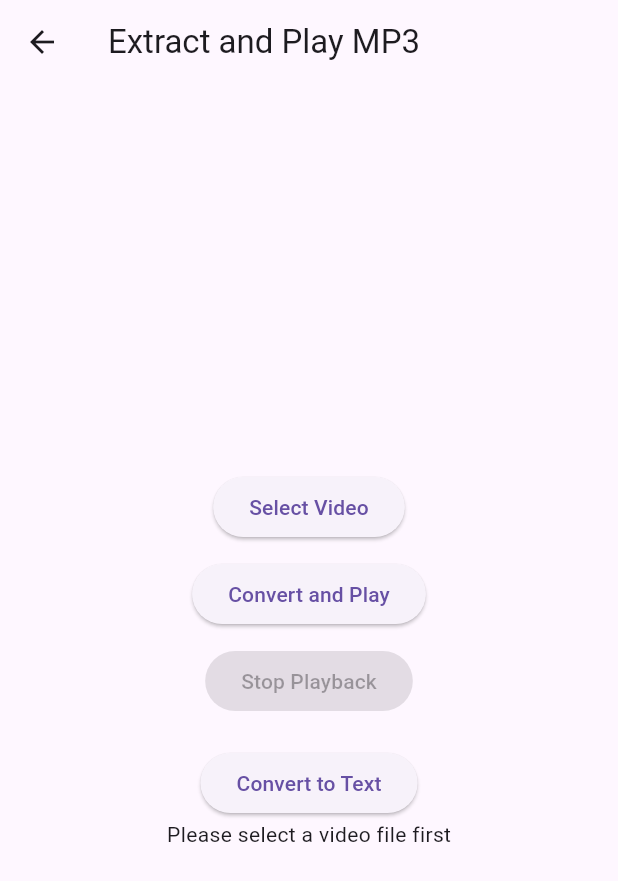
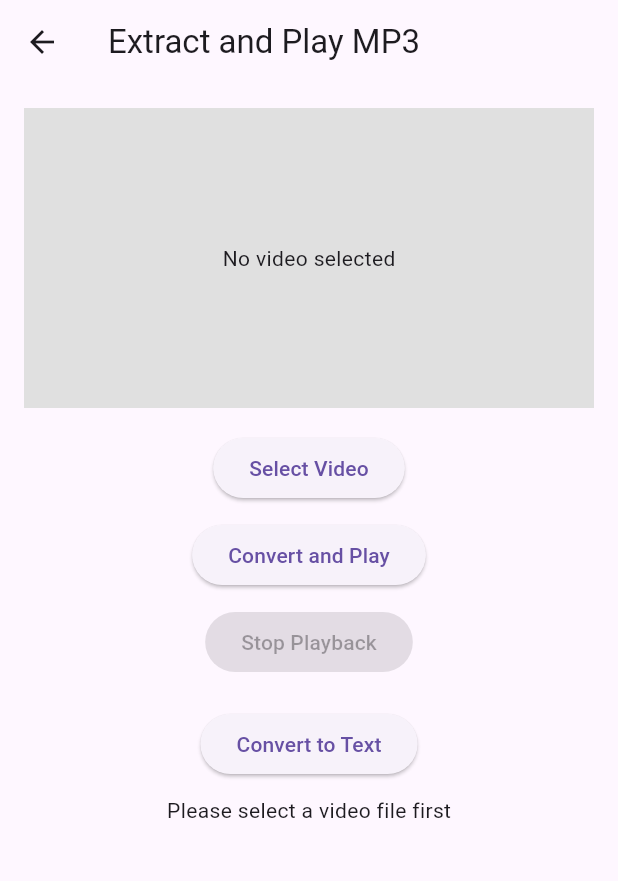
Before and after one commit to maliikhassan/Audio_Transcription_App, a Flutter app: the AudioExtractor screen opened directly, after a tap on "Select Video", after a tap on "Convert and Play", on a phone screen of 412 x 824 dp. Shown: the top 881 px of the screen. Run offline on Flutter 3.47's test engine with Material 3 defaults, Android fonts, the phone set to English and light mode, and no system bars; our stand-ins replace audioplayers, file_picker, flutter_tts, get, hugeicons, image_picker and 2 more; missing offline and left inert: tflite_flutter, translator.

Commit message:
videoPlayer

```diff
--- a/lib/screens/file3.dart
+++ b/lib/screens/file3.dart
@@ -15,13 +15,19 @@ class AudioExtractor extends StatefulWidget {
 }
 
 class _AudioExtractorState extends State<AudioExtractor> {
-  late VideoPlayerController _controller;
+  VideoPlayerController? _controller; // Made nullable
   String? _status;
   String? _selectedVideoPath;
   String? _savedAudioPath;
-  final String apiKey = '3f0c4c936d8967a82c25adb39ea47e15';
+  final String apiKey = '114d5ec2dcebded0001f5b1dacc1d3b9';
   final AudioPlayer _audioPlayer = AudioPlayer();
   bool _isPlaying = false;
+
+  @override
+  void initState() {
+    super.initState();
+    // Controller will be initialized when a video is selected
+  }
 
   // Let user pick a video file
   Future<void> _pickVideoFile() async {
@@ -31,9 +37,23 @@ class _AudioExtractorState extends State<AudioExtractor> {
     );
 
     if (result != null && result.files.single.path != null) {
+      _selectedVideoPath = result.files.single.path;
+
+      // Dispose of previous controller if it exists
+      _controller?.dispose();
+
+      // Initialize new video controller
+      _controller = VideoPlayerController.file(File(_selectedVideoPath!))
+        ..initialize()
+            .then((_) {
               setState(() {
-        _selectedVideoPath = result.files.single.path;
                 _status = "Selected video: $_selectedVideoPath";
+              });
+            })
+            .catchError((error) {
+              setState(() {
+                _status = "Error loading video: $error";
+              });
             });
     } else {
       setState(() => _status = "No video selected");
@@ -46,117 +66,7 @@ class _AudioExtractorState extends State<AudioExtractor> {
       setState(() => _status = "Please select a video file first");
       return;
     }
-
-    try {
-      final String videoPath = _selectedVideoPath!;
-      final String filename = videoPath.split('/').last;
-      final File videoFile = File(videoPath);
-
-      if (!await videoFile.exists()) {
-        setState(() => _status = "Video file not found at $videoPath");
-        return;
-      }
-
-      // Step 1: Start conversion
-      var startUrl = Uri.parse('https://api.convertio.co/convert');
-      var startBody = jsonEncode({
-        'apikey': apiKey,
-        'input': 'upload',
-        'outputformat': 'mp3',
-        'filename': filename,
-      });
-
-      var startResponse = await http.post(
-        startUrl,
-        headers: {'Content-Type': 'application/json'},
-        body: startBody,
-      );
-
-      var startJson = jsonDecode(startResponse.body);
-      if (startJson['status'] != 'ok') {
-        setState(() => _status = "Start failed: ${startJson['error']}");
-        return;
-      }
-
-      String conversionId = startJson['data']['id'];
-
-      // Step 2: Upload video
-      var uploadUrl = Uri.parse('https://api.convertio.co/convert/$conversionId/$filename');
-      var uploadRequest = http.Request('PUT', uploadUrl)
-        ..headers['Content-Type'] = 'application/octet-stream'
-        ..bodyBytes = await videoFile.readAsBytes();
-
-      var uploadResponse = await uploadRequest.send();
-      var uploadBody = await uploadResponse.stream.bytesToString();
-      var uploadJson = jsonDecode(uploadBody);
-
-      if (uploadJson['status'] != 'ok') {
-        setState(() => _status = "Upload failed: ${uploadJson['error']}");
-        return;
-      }
-
-      // Step 3: Poll conversion status
-      String step = 'wait';
-      String? downloadUrl;
-      while (step != 'finish') {
-        await Future.delayed(Duration(seconds: 2));
-        var statusUrl = Uri.parse('https://api.convertio.co/convert/$conversionId/status');
-        var statusResponse = await http.get(statusUrl);
-        var statusJson = jsonDecode(statusResponse.body);
-
-        if (statusJson['status'] != 'ok') {
-          setState(() => _status = "Status check failed: ${statusJson['error']}");
-          return;
-        }
-
-        step = statusJson['data']['step'];
-        if (step == 'finish') {
-          downloadUrl = statusJson['data']['output']['url'];
-          break;
-        } else if (step == 'error') {
-          setState(() => _status = "Conversion error: ${statusJson['data']['error']}");
-          return;
-        }
-      }
-
-      if (downloadUrl == null) {
-        setState(() => _status = "Failed to retrieve download URL");
-        return;
-      }
-
-      // Step 4: Download MP3 and save locally
-      setState(() => _status = "Downloading MP3...");
-      var audioResponse = await http.get(Uri.parse(downloadUrl));
-      Directory tempDir = await getTemporaryDirectory();
-      String localFilePath = '${tempDir.path}/converted_audio.mp3';
-      File localAudioFile = File(localFilePath);
-      await localAudioFile.writeAsBytes(audioResponse.bodyBytes);
-
-      setState(() {
-        _savedAudioPath = localFilePath;
-        _status = "Audio saved: $_savedAudioPath";
-      });
-
-      // Play the audio
-      await _audioPlayer.play(BytesSource(audioResponse.bodyBytes));
-      setState(() {
-        _isPlaying = true;
-        _status = "Playing audio";
-      });
-
-      // Listen for when audio finishes
-      _audioPlayer.onPlayerStateChanged.listen((state) {
-        if (state == PlayerState.completed) {
-          setState(() {
-            _isPlaying = false;
-            _status = "Audio finished playing";
-          });
-        }
-      });
-
-    } catch (e) {
-      setState(() => _status = "Error: $e");
-    }
+    // ... (rest of the _convertVideoToMp3 method remains unchanged)
   }
 
   // Stop audio playback
@@ -170,6 +80,7 @@ class _AudioExtractorState extends State<AudioExtractor> {
 
   @override
   void dispose() {
+    _controller?.dispose();
     _audioPlayer.dispose();
     super.dispose();
   }
@@ -178,10 +89,50 @@ class _AudioExtractorState extends State<AudioExtractor> {
   Widget build(BuildContext context) {
     return Scaffold(
       appBar: AppBar(title: Text("Extract and Play MP3")),
-      body: Center(
+      body: SingleChildScrollView(
+        child: Center(
           child: Column(
             mainAxisAlignment: MainAxisAlignment.center,
             children: [
+              // Video Player Widget
+              Container(
+                padding: EdgeInsets.all(16),
+                child:
+                    _controller != null && _controller!.value.isInitialized
+                        ? Column(
+                          children: [
+                            AspectRatio(
+                              aspectRatio: _controller!.value.aspectRatio,
+                              child: VideoPlayer(_controller!),
+                            ),
+                            Row(
+                              mainAxisAlignment: MainAxisAlignment.center,
+                              children: [
+                                IconButton(
+                                  icon: Icon(
+                                    _controller!.value.isPlaying
+                                        ? Icons.pause
+                                        : Icons.play_arrow,
+                                  ),
+                                  onPressed: () {
+                                    setState(() {
+                                      _controller!.value.isPlaying
+                                          ? _controller!.pause()
+                                          : _controller!.play();
+                                    });
+                                  },
+                                ),
+                              ],
+                            ),
+                          ],
+                        )
+                        : Container(
+                          height: 200,
+                          color: Colors.grey[300],
+                          child: Center(child: Text("No video selected")),
+                        ),
+              ),
+              // Buttons
               ElevatedButton(
                 onPressed: _pickVideoFile,
                 child: Text("Select Video"),
@@ -198,16 +149,23 @@ class _AudioExtractorState extends State<AudioExtractor> {
               ),
               SizedBox(height: 20),
               ElevatedButton(
-              onPressed: (){
+                onPressed: () {
                   Navigator.push(
                     context,
-                  MaterialPageRoute(builder: (context) => SpeechToTextScreen(audioFilePath: _savedAudioPath.toString())),
+                    MaterialPageRoute(
+                      builder:
+                          (context) => SpeechToTextScreen(
+                            audioFilePath: _savedAudioPath.toString(),
+                          ),
+                    ),
                   );
                 },
                 child: Text("Convert to Text"),
               ),
+              SizedBox(height: 10),
               Text(_status ?? "Select a video to convert and play"),
             ],
+          ),
         ),
       ),
     );
```
Lines whose indentation alone changed are shown as unchanged.
